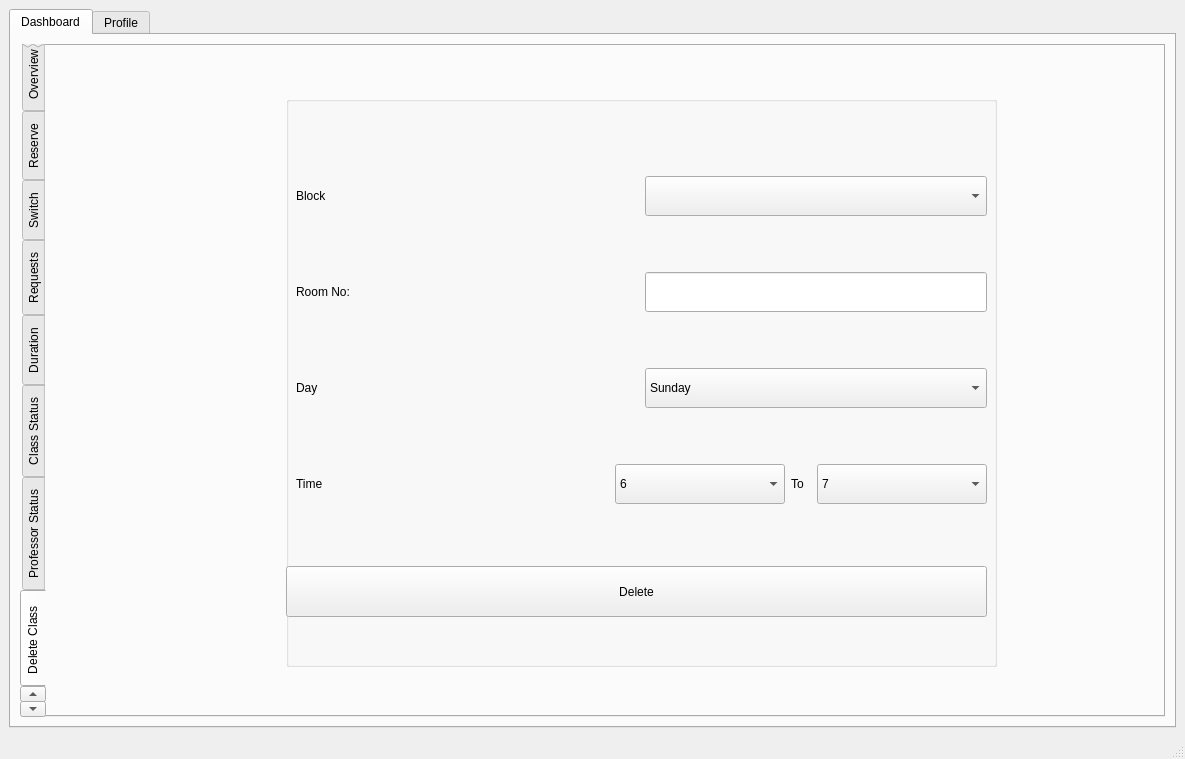
Above: bms/mainwindow.ui from MythicSTR/bms-project before the change. Below: the same form after it.
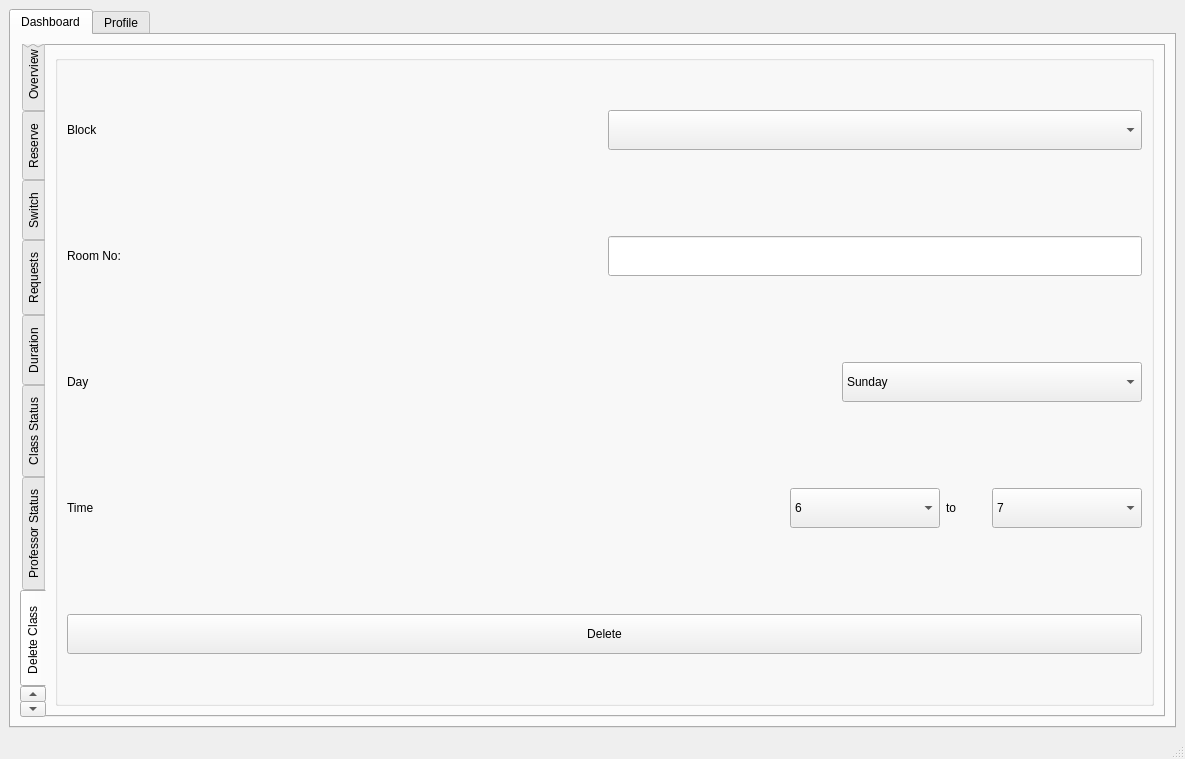
That is the form after the change. The open tabs and pages were chosen to show the change. Icons and pictures are not drawn.

Diff of the .ui file:
```diff
--- a/bms/mainwindow.ui
+++ b/bms/mainwindow.ui
@@ -2414,63 +2414,25 @@
            <attribute name="title">
             <string>Delete Class </string>
            </attribute>
+           <layout class="QGridLayout" name="gridLayout_12">
+            <item row="0" column="0">
            <widget class="QGroupBox" name="groupBox_6">
-            <property name="geometry">
-             <rect>
-              <x>240</x>
-              <y>50</y>
-              <width>711</width>
-              <height>571</height>
-             </rect>
-            </property>
-            <property name="sizePolicy">
-             <sizepolicy hsizetype="Minimum" vsizetype="Minimum">
-              <horstretch>0</horstretch>
-              <verstretch>0</verstretch>
-             </sizepolicy>
-            </property>
-            <property name="minimumSize">
-             <size>
-              <width>0</width>
-              <height>40</height>
-             </size>
-            </property>
             <property name="title">
              <string/>
             </property>
-            <property name="alignment">
-             <set>Qt::AlignBottom|Qt::AlignHCenter</set>
-            </property>
-            <property name="flat">
-             <bool>false</bool>
-            </property>
-            <widget class="QPushButton" name="delete_2">
-             <property name="geometry">
-              <rect>
-               <x>0</x>
-               <y>470</y>
-               <width>701</width>
-               <height>51</height>
-              </rect>
-             </property>
-             <property name="text">
-              <string>Delete</string>
-             </property>
-            </widget>
-            <widget class="QWidget" name="layoutWidget">
-             <property name="geometry">
-              <rect>
-               <x>10</x>
-               <y>30</y>
-               <width>691</width>
-               <height>431</height>
-              </rect>
-             </property>
+              <layout class="QGridLayout" name="gridLayout_11">
+               <item row="0" column="0">
              <layout class="QVBoxLayout" name="verticalLayout_8">
               <item>
                <layout class="QHBoxLayout" name="horizontalLayout_32">
                 <item>
                  <widget class="QLabel" name="label_11">
+                     <property name="minimumSize">
+                      <size>
+                       <width>300</width>
+                       <height>0</height>
+                      </size>
+                     </property>
                   <property name="text">
                    <string>Block</string>
                   </property>
@@ -2480,7 +2442,7 @@
                  <widget class="QComboBox" name="del_block">
                   <property name="minimumSize">
                    <size>
-                    <width>330</width>
+                       <width>300</width>
                     <height>40</height>
                    </size>
                   </property>
@@ -2488,6 +2450,22 @@
                 </item>
                </layout>
               </item>
+                 <item>
+                  <spacer name="verticalSpacer">
+                   <property name="orientation">
+                    <enum>Qt::Vertical</enum>
+                   </property>
+                   <property name="sizeType">
+                    <enum>QSizePolicy::Minimum</enum>
+                   </property>
+                   <property name="sizeHint" stdset="0">
+                    <size>
+                     <width>20</width>
+                     <height>40</height>
+                    </size>
+                   </property>
+                  </spacer>
+                 </item>
               <item>
                <layout class="QHBoxLayout" name="horizontalLayout_41">
                 <item>
@@ -2507,7 +2485,7 @@
                   </property>
                   <property name="minimumSize">
                    <size>
-                    <width>330</width>
+                       <width>300</width>
                     <height>40</height>
                    </size>
                   </property>
@@ -2515,6 +2493,22 @@
                 </item>
                </layout>
               </item>
+                 <item>
+                  <spacer name="verticalSpacer_2">
+                   <property name="orientation">
+                    <enum>Qt::Vertical</enum>
+                   </property>
+                   <property name="sizeType">
+                    <enum>QSizePolicy::Minimum</enum>
+                   </property>
+                   <property name="sizeHint" stdset="0">
+                    <size>
+                     <width>20</width>
+                     <height>40</height>
+                    </size>
+                   </property>
+                  </spacer>
+                 </item>
               <item>
                <layout class="QHBoxLayout" name="horizontalLayout_42">
                 <item>
@@ -2526,9 +2520,15 @@
                 </item>
                 <item>
                  <widget class="QComboBox" name="del_day">
+                     <property name="sizePolicy">
+                      <sizepolicy hsizetype="Maximum" vsizetype="Fixed">
+                       <horstretch>0</horstretch>
+                       <verstretch>0</verstretch>
+                      </sizepolicy>
+                     </property>
                   <property name="minimumSize">
                    <size>
-                    <width>0</width>
+                       <width>300</width>
                     <height>40</height>
                    </size>
                   </property>
@@ -2566,6 +2566,22 @@
                 </item>
                </layout>
               </item>
+                 <item>
+                  <spacer name="verticalSpacer_3">
+                   <property name="orientation">
+                    <enum>Qt::Vertical</enum>
+                   </property>
+                   <property name="sizeType">
+                    <enum>QSizePolicy::Minimum</enum>
+                   </property>
+                   <property name="sizeHint" stdset="0">
+                    <size>
+                     <width>20</width>
+                     <height>40</height>
+                    </size>
+                   </property>
+                  </spacer>
+                 </item>
               <item>
                <layout class="QHBoxLayout" name="horizontalLayout_43">
                 <item>
@@ -2585,7 +2601,7 @@
                   </property>
                   <property name="minimumSize">
                    <size>
-                    <width>170</width>
+                       <width>150</width>
                     <height>40</height>
                    </size>
                   </property>
@@ -2671,12 +2687,12 @@
                   </property>
                   <property name="minimumSize">
                    <size>
-                    <width>20</width>
+                       <width>40</width>
                     <height>0</height>
                    </size>
                   </property>
                   <property name="text">
-                   <string>To</string>
+                      <string>to</string>
                   </property>
                  </widget>
                 </item>
@@ -2690,7 +2706,7 @@
                   </property>
                   <property name="minimumSize">
                    <size>
-                    <width>170</width>
+                       <width>150</width>
                     <height>40</height>
                    </size>
                   </property>
@@ -2768,9 +2784,47 @@
                 </item>
                </layout>
               </item>
-             </layout>
-            </widget>
-           </widget>
+                 <item>
+                  <spacer name="verticalSpacer_4">
+                   <property name="orientation">
+                    <enum>Qt::Vertical</enum>
+                   </property>
+                   <property name="sizeType">
+                    <enum>QSizePolicy::Minimum</enum>
+                   </property>
+                   <property name="sizeHint" stdset="0">
+                    <size>
+                     <width>20</width>
+                     <height>40</height>
+                    </size>
+                   </property>
+                  </spacer>
+                 </item>
+                 <item>
+                  <widget class="QPushButton" name="delete_2">
+                   <property name="sizePolicy">
+                    <sizepolicy hsizetype="Ignored" vsizetype="Maximum">
+                     <horstretch>0</horstretch>
+                     <verstretch>0</verstretch>
+                    </sizepolicy>
+                   </property>
+                   <property name="minimumSize">
+                    <size>
+                     <width>0</width>
+                     <height>40</height>
+                    </size>
+                   </property>
+                   <property name="text">
+                    <string>Delete</string>
+                   </property>
+                  </widget>
+                 </item>
+                </layout>
+               </item>
+              </layout>
+             </widget>
+            </item>
+           </layout>
           </widget>
           <widget class="QWidget" name="tab_9">
            <attribute name="title">
```
Left out of the diff: 460 changed lines with no effect on the pictures. Lines whose indentation alone changed are shown as unchanged.
